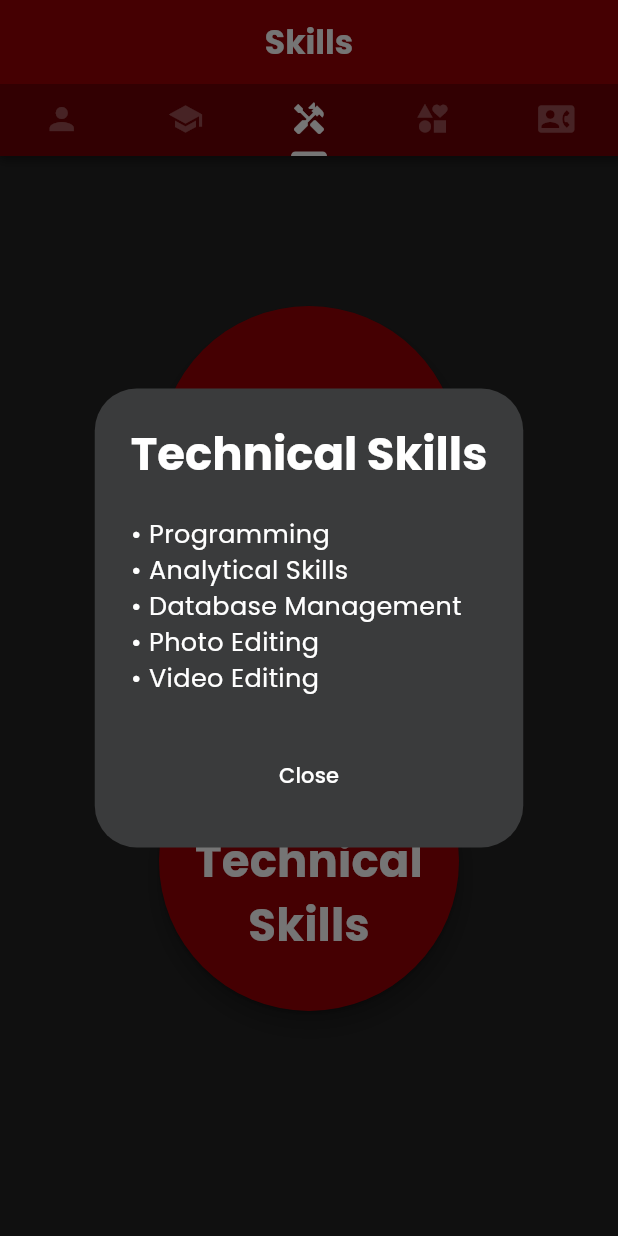
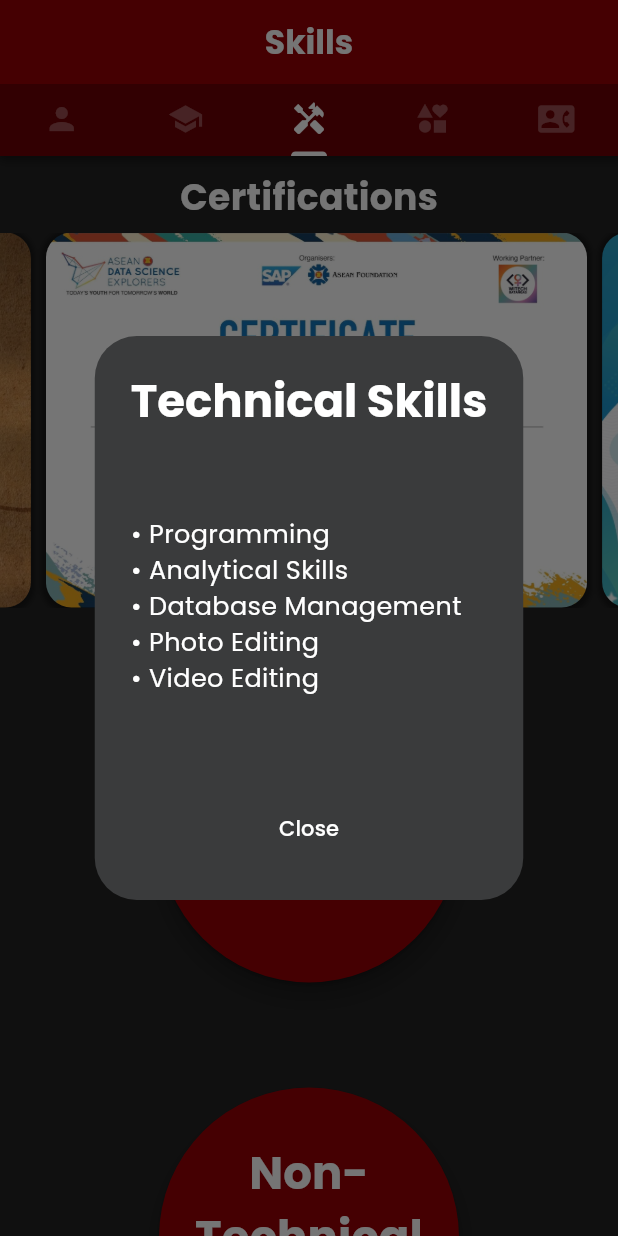
Before and after one commit to bjcomia/comia_lab_act_1, a Flutter app: the HomePage screen opened directly, tab 3 chosen, after a tap on "Technical Skills", on a phone screen of 412 x 824 dp. Run offline on Flutter 3.47's test engine with Material 3 defaults, Android fonts, the phone set to English and light mode, and no system bars; drawn by our look-alikes of avatar_glow, flutter_carousel_widget; our stand-ins replace google_fonts.

Commit message:
Updated PersonalInformationPage and SkillsPage with layout and styling changes, added carousel to SkillsPage, and modified ThemeData in custom_themes.dart

```diff
--- a/lib/pages/personal_information_page.dart
+++ b/lib/pages/personal_information_page.dart
@@ -19,7 +19,7 @@ class _PersonalInformationPageState extends State<PersonalInformationPage> {
         children: [
           Container(
             margin: const EdgeInsets.only(top: 7),
-            height: 365,
+            height: 400,
             child: FlutterCarousel(
               items: [
                 for (int index = 0; index < myImages.length; index++)
@@ -43,7 +43,7 @@ class _PersonalInformationPageState extends State<PersonalInformationPage> {
                   )
               ],
               options: CarouselOptions(
-                height: 350,
+                height: 400,
                 autoPlay: true,
                 autoPlayAnimationDuration: const Duration(seconds: 1),
                 enableInfiniteScroll: true,
@@ -191,7 +191,7 @@ class _PersonalInformationPageState extends State<PersonalInformationPage> {
           ),
           Container(
             width: double.infinity,
-            height: 150,
+            height: 110,
             padding: const EdgeInsets.only(left: 10, top: 5, right: 10, bottom: 5),
             margin: const EdgeInsets.only(top: 10, left: 10, right: 10),
             decoration: BoxDecoration(
@@ -207,8 +207,8 @@ class _PersonalInformationPageState extends State<PersonalInformationPage> {
               ],
             ),
             child: Text(
-              "Lorem ipsum dolor sit amet, consectetur adipiscing elit. Integer in bibendum velit, non efficitur risus. Sed ultricies nibh purus. Sed dictum augue vel ante malesuada, vel finibus orci congue. Sed vulputate congue justo at malesuada. Etiam varius nisl vel efficitur scelerisque. Integer sit amet erat at nibh accumsan gravida id sed tortor. Etiam laoreet leo justo, at condimentum magna tempor nec. Suspendisse feugiat ipsum sit amet molestie dignissim. Vivamus rhoncus eleifend lacus, porttitor dignissim lorem sodales et. Suspendisse quam metus, dignissim non lacinia et, bibendum ut orci. In ipsum lectus, finibus nec mi ut, tincidunt blandit quam. Suspendisse non pulvinar nisl. Sed mollis sapien ligula, eget faucibus quam commodo et. Integer finibus gravida mauris sed tincidunt. Nullam bibendum neque dolor, ac volutpat purus tempor id.",
-              textAlign: TextAlign.justify,
+              "Hi!, I am Benedict John D. Comia. I am currently studying at Batangas State University - The National Engineering University taking the program Bachelor of Science in Information Technology Major in Business Analytics.  Throughout my life, I have a life quote that pushed myself to strive hard which is to \"Keep Moving Forward\"."
+              ,textAlign: TextAlign.justify,
               style: TextStyle(
                   fontSize: 12,
                   color: Theme.of(context).colorScheme.secondary),
--- a/lib/pages/skills_page.dart
+++ b/lib/pages/skills_page.dart
@@ -1,6 +1,7 @@
 import 'package:comia_lab_act_1/tempData/skilss_data.dart';
 import 'package:flutter/material.dart';
 import 'package:avatar_glow/avatar_glow.dart';
+import 'package:flutter_carousel_widget/flutter_carousel_widget.dart';
 
 class SkillsPage extends StatefulWidget {
   const SkillsPage({super.key});
@@ -10,6 +11,7 @@ class SkillsPage extends StatefulWidget {
 }
 
 class _SkillsPageState extends State<SkillsPage> {
+  int carouselImageIndex = 0;
   @override
   Widget build(BuildContext context) {
     return SafeArea(
@@ -19,7 +21,58 @@ class _SkillsPageState extends State<SkillsPage> {
             mainAxisAlignment: MainAxisAlignment.center,
             mainAxisSize: MainAxisSize.min,
             children: [
-              const SizedBox(height: 100),
+              Container(
+                padding: const EdgeInsets.only(top: 10),
+                child: Text(
+                  "Certifications",
+                  style: TextStyle(
+                      color: Theme.of(context).colorScheme.secondary,
+                      fontSize: 24,
+                      fontWeight: FontWeight.bold),
+                ),
+              ),
+              //Carousel of Certificates
+              Container(
+                margin: const EdgeInsets.only(top: 7),
+                height: 250,
+                child: FlutterCarousel(
+                  items: [
+                    for (int index = 0; index < certImg.length; index++)
+                      Container(
+                        margin: const EdgeInsets.only(left: 10),
+                        decoration: BoxDecoration(
+                            borderRadius: BorderRadius.circular(17),
+                            boxShadow: [
+                              BoxShadow(
+                                color: Theme.of(context).colorScheme.shadow,
+                                spreadRadius: 2,
+                                blurRadius: 3,
+                                offset: const Offset(0, 1),
+                              )
+                            ],
+                            image: DecorationImage(
+                                image: AssetImage(
+                                  certImg[index],
+                                ),
+                                fit: BoxFit.cover)),
+                      )
+                  ],
+                  options: CarouselOptions(
+                    height: 250,
+                    autoPlay: true,
+                    autoPlayAnimationDuration: const Duration(seconds: 1),
+                    enableInfiniteScroll: true,
+                    showIndicator: false,
+                    slideIndicator: CircularWaveSlideIndicator(),
+                    onPageChanged: (index, reason) {
+                      setState(() {
+                        carouselImageIndex = index;
+                      });
+                    },
+                  ),
+                ),
+              ),
+              const SizedBox(height: 50),
               //Hard Skills
               AvatarGlow(
                 startDelay: const Duration(milliseconds: 1000),
@@ -32,7 +85,10 @@ class _SkillsPageState extends State<SkillsPage> {
                     borderRadius: BorderRadius.circular(100),
                     boxShadow: [
                       BoxShadow(
-                        color: Theme.of(context).colorScheme.shadow.withOpacity(0.5),
+                        color: Theme.of(context)
+                            .colorScheme
+                            .shadow
+                            .withOpacity(0.5),
                         offset: const Offset(1, 10),
                         blurRadius: 13,
                         spreadRadius: 2,
@@ -55,11 +111,12 @@ class _SkillsPageState extends State<SkillsPage> {
                                 fontSize: 30,
                               ),
                             ),
-                            backgroundColor:
-                                Theme.of(context).colorScheme.onPrimaryContainer,
+                            backgroundColor: Theme.of(context)
+                                .colorScheme
+                                .onPrimaryContainer,
                             actionsAlignment: MainAxisAlignment.center,
                             content: SizedBox(
-                              height: 130,
+                              height: 200,
                               child: Column(
                                 crossAxisAlignment: CrossAxisAlignment.start,
                                 mainAxisAlignment: MainAxisAlignment.center,
@@ -70,8 +127,9 @@ class _SkillsPageState extends State<SkillsPage> {
                                     Text(
                                       "\u2022 ${hardSkills[index]}",
                                       style: TextStyle(
-                                        color:
-                                            Theme.of(context).colorScheme.secondary,
+                                        color: Theme.of(context)
+                                            .colorScheme
+                                            .secondary,
                                         fontSize: 17,
                                       ),
                                       textAlign: TextAlign.left,
@@ -81,11 +139,14 @@ class _SkillsPageState extends State<SkillsPage> {
                             ),
                             actions: [
                               TextButton(
-                                onPressed: () => Navigator.pop(context, 'Close'),
+                                onPressed: () =>
+                                    Navigator.pop(context, 'Close'),
                                 child: Text(
                                   'Close',
                                   style: TextStyle(
-                                      color: Theme.of(context).colorScheme.secondary),
+                                      color: Theme.of(context)
+                                          .colorScheme
+                                          .secondary),
                                 ),
                               ),
                             ],
@@ -126,7 +187,10 @@ class _SkillsPageState extends State<SkillsPage> {
                     borderRadius: BorderRadius.circular(100),
                     boxShadow: [
                       BoxShadow(
-                        color: Theme.of(context).colorScheme.shadow.withOpacity(0.5),
+                        color: Theme.of(context)
+                            .colorScheme
+                            .shadow
+                            .withOpacity(0.5),
                         offset: const Offset(1, 10),
                         blurRadius: 13,
                         spreadRadius: 2,
@@ -149,8 +213,9 @@ class _SkillsPageState extends State<SkillsPage> {
                                 fontSize: 30,
                               ),
                             ),
-                            backgroundColor:
-                                Theme.of(context).colorScheme.onPrimaryContainer,
+                            backgroundColor: Theme.of(context)
+                                .colorScheme
+                                .onPrimaryContainer,
                             actionsAlignment: MainAxisAlignment.center,
                             content: SizedBox(
                               height: 130,
@@ -164,8 +229,9 @@ class _SkillsPageState extends State<SkillsPage> {
                                     Text(
                                       "\u2022 ${softSkills[index]}",
                                       style: TextStyle(
-                                        color:
-                                            Theme.of(context).colorScheme.secondary,
+                                        color: Theme.of(context)
+                                            .colorScheme
+                                            .secondary,
                                         fontSize: 17,
                                       ),
                                       textAlign: TextAlign.left,
@@ -175,11 +241,14 @@ class _SkillsPageState extends State<SkillsPage> {
                             ),
                             actions: [
                               TextButton(
-                                onPressed: () => Navigator.pop(context, 'Close'),
+                                onPressed: () =>
+                                    Navigator.pop(context, 'Close'),
                                 child: Text(
                                   'Close',
                                   style: TextStyle(
-                                      color: Theme.of(context).colorScheme.secondary),
+                                      color: Theme.of(context)
+                                          .colorScheme
+                                          .secondary),
                                 ),
                               ),
                             ],
--- a/lib/tempData/skilss_data.dart
+++ b/lib/tempData/skilss_data.dart
@@ -13,3 +13,9 @@ const softSkills = [
   "Problem-Solving",
   "Collaboration",
 ];
+
+const certImg = [
+  "images/cert1.jpg",
+  "images/cert2.jpg",
+  "images/cert3.jpg",
+];
```
Also changed, not shown: lib/themes/custom_themes.dart (+0 -16 lines), images/cert1.jpg (added), images/cert2.jpg (added), images/cert3.jpg (added).
